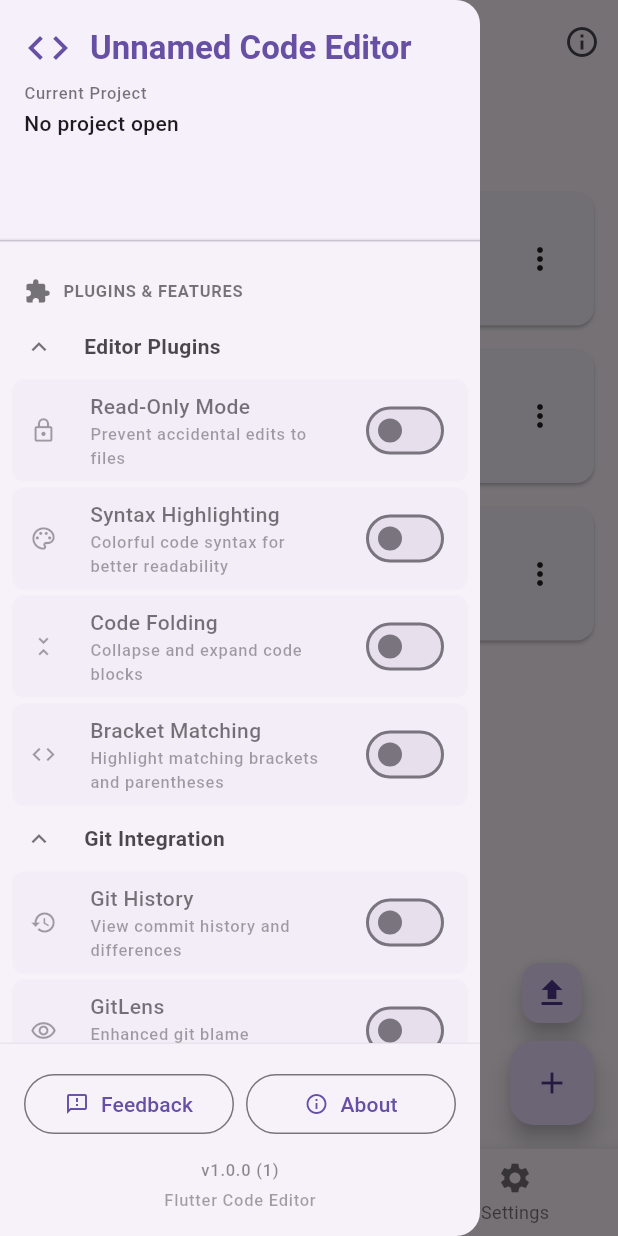
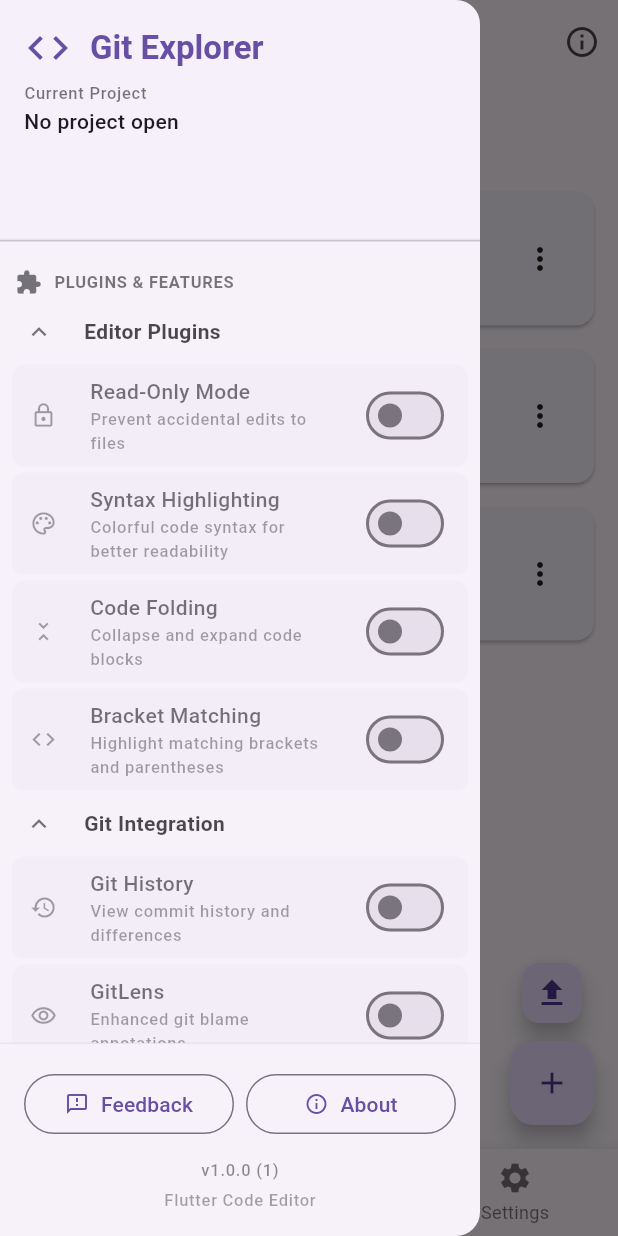
Before and after one commit to bilalsul/rzr, a Flutter app: the screen it shows after launch, with the side drawer open, on a phone screen of 412 x 824 dp. Run offline on Flutter 3.47's test engine with Material 3 defaults, Android fonts, the phone set to English and light mode, and no system bars; our stand-ins replace flutter_markdown, flutter_riverpod, flutter_secure_storage, flutter_smart_dialog, freezed_annotation, shared_preferences; missing offline and left inert: window_manager; generated files the repository leaves out were written again; statements that could not run were skipped; project files that could hold a hidden picture were left out.

Commit message:
app: change application name everywhere to Git Explorer

```diff
--- a/git_explorer_mob/lib/app/app_shell.dart
+++ b/git_explorer_mob/lib/app/app_shell.dart
@@ -71,7 +71,7 @@
     final plugins = prefs.enabledPlugins;
 
     return MaterialApp(
-      title: 'Unnamed Code Editor',
+      title: 'Git Explorer',
       theme: ThemeData.light(),
       darkTheme: ThemeData.dark(),
       themeMode: themeMode,
--- a/git_explorer_mob/lib/widgets/common/app_drawer.dart
+++ b/git_explorer_mob/lib/widgets/common/app_drawer.dart
@@ -78,7 +78,7 @@
               ),
               const SizedBox(width: 12),
               Text(
-                'Unnamed Code Editor',
+                'Git Explorer',
                 style: theme.textTheme.titleLarge?.copyWith(
                   fontWeight: FontWeight.bold,
                   color: theme.colorScheme.primary,
@@ -101,7 +101,7 @@
                       color: theme.colorScheme.onSurface.withOpacity(0.6),
                     ),
                   ),
-                  const SizedBox(height: 2),
+                  const SizedBox(height: 1),
                   Text(
                     appState.lastOpenedProject.isNotEmpty
                         ? appState.lastOpenedProject.split('/').last
@@ -143,7 +143,7 @@
       slivers: [
         SliverToBoxAdapter(
           child: Padding(
-            padding: const EdgeInsets.fromLTRB(16, 16, 16, 8),
+            padding: const EdgeInsets.fromLTRB(10, 10, 10, 4),
             child: Row(
               children: [
                 Icon(
```
